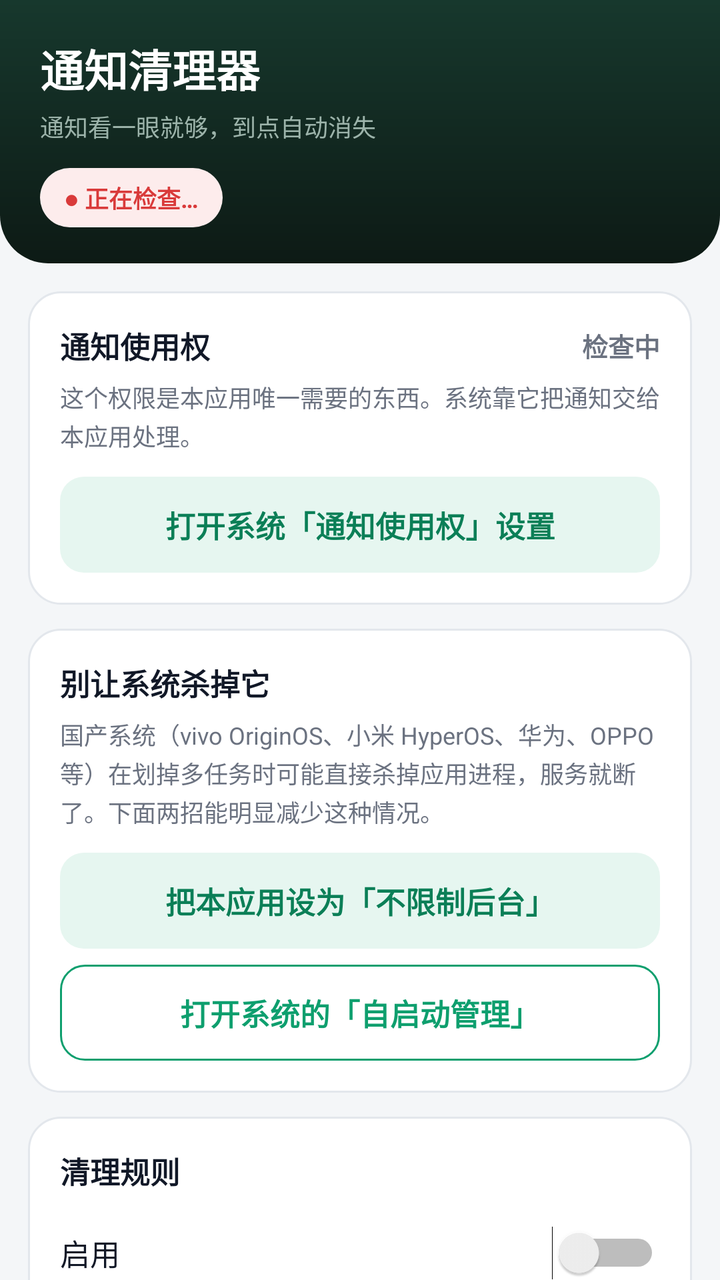
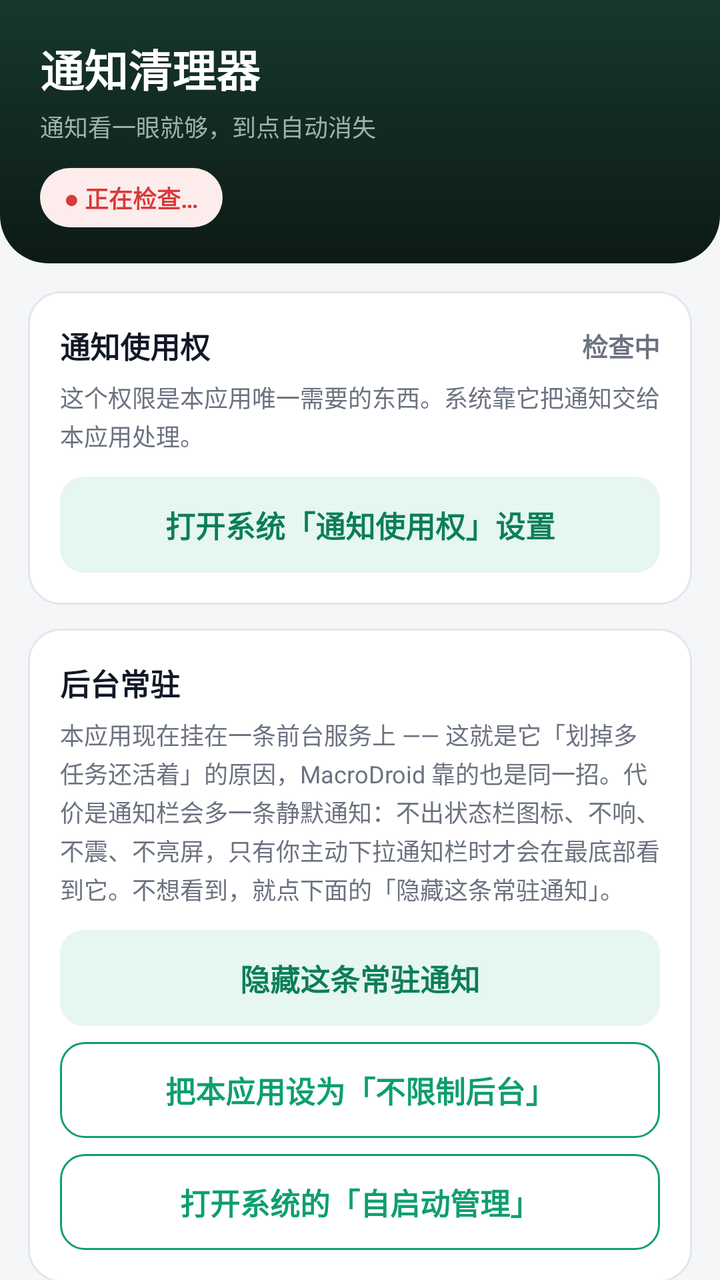

Two renders of the same Android screen: before a commit and after it. Below are the layout's source before the change and the commit's diff.
<!-- AndroidManifest.xml: application theme AppTheme -->
<!-- res/layout/activity_settings.xml -->
<?xml version="1.0" encoding="utf-8"?>
<LinearLayout xmlns:android="http://schemas.android.com/apk/res/android"
    android:layout_width="match_parent"
    android:layout_height="match_parent"
    android:background="@color/bg"
    android:orientation="vertical">

    
    <LinearLayout
        android:layout_width="match_parent"
        android:layout_height="wrap_content"
        android:background="@drawable/bg_header"
        android:orientation="vertical"
        android:paddingStart="20dp"
        android:paddingTop="18dp"
        android:paddingEnd="20dp"
        android:paddingBottom="18dp">

        <TextView
            android:layout_width="wrap_content"
            android:layout_height="wrap_content"
            android:text="@string/app_name"
            android:textColor="@color/white"
            android:textSize="22sp"
            android:textStyle="bold" />

        <TextView
            android:layout_width="wrap_content"
            android:layout_height="wrap_content"
            android:layout_marginTop="4dp"
            android:text="@string/app_subtitle"
            android:textColor="@color/header_sub"
            android:textSize="12sp" />

        <TextView
            android:id="@+id/headerChip"
            android:layout_width="wrap_content"
            android:layout_height="wrap_content"
            android:layout_marginTop="12dp"
            android:background="@drawable/bg_chip_bad"
            android:paddingStart="12dp"
            android:paddingTop="6dp"
            android:paddingEnd="12dp"
            android:paddingBottom="6dp"
            android:text="@string/chip_checking"
            android:textColor="@color/danger"
            android:textSize="12sp"
            android:textStyle="bold" />
    </LinearLayout>

    <ScrollView
        android:layout_width="match_parent"
        android:layout_height="0dp"
        android:layout_weight="1"
        android:clipToPadding="false"
        android:scrollbars="none">

        <LinearLayout
            android:layout_width="match_parent"
            android:layout_height="wrap_content"
            android:orientation="vertical"
            android:paddingStart="14dp"
            android:paddingTop="14dp"
            android:paddingEnd="14dp"
            android:paddingBottom="28dp">

            
            <LinearLayout
                android:layout_width="match_parent"
                android:layout_height="wrap_content"
                android:background="@drawable/bg_card"
                android:orientation="vertical"
                android:padding="16dp">

                <LinearLayout
                    android:layout_width="match_parent"
                    android:layout_height="wrap_content"
                    android:gravity="center_vertical"
                    android:orientation="horizontal">

                    <TextView
                        style="@style/CardTitle"
                        android:layout_width="0dp"
                        android:layout_weight="1"
                        android:text="@string/perm_title" />

                    <TextView
                        android:id="@+id/permState"
                        android:layout_width="wrap_content"
                        android:layout_height="wrap_content"
                        android:text="@string/perm_checking"
                        android:textColor="@color/text_sub"
                        android:textSize="13sp"
                        android:textStyle="bold" />
                </LinearLayout>

                <TextView
                    android:id="@+id/permHint"
                    style="@style/Label"
                    android:layout_marginTop="6dp"
                    android:text="@string/perm_hint_unknown" />

                <TextView
                    android:id="@+id/openAccess"
                    style="@style/BtnSoft"
                    android:layout_marginTop="12dp"
                    android:text="@string/open_access" />

                <TextView
                    android:id="@+id/reconnect"
                    style="@style/BtnGhost"
                    android:layout_marginTop="8dp"
                    android:text="@string/reconnect"
                    android:visibility="gone" />
            </LinearLayout>

            
            <LinearLayout
                android:layout_width="match_parent"
                android:layout_height="wrap_content"
                android:layout_marginTop="12dp"
                android:background="@drawable/bg_card"
                android:orientation="vertical"
                android:padding="16dp">

                <TextView
                    style="@style/CardTitle"
                    android:text="@string/keepalive_title" />

                <TextView
                    style="@style/Label"
                    android:layout_marginTop="6dp"
                    android:text="@string/keepalive_hint" />

                <TextView
                    android:id="@+id/batteryBtn"
                    style="@style/BtnSoft"
                    android:layout_marginTop="12dp"
                    android:text="@string/keepalive_battery" />

                <TextView
                    android:id="@+id/autostartBtn"
                    style="@style/BtnGhost"
                    android:layout_marginTop="8dp"
                    android:text="@string/keepalive_autostart" />

                <TextView
                    android:id="@+id/keepAliveHint"
                    style="@style/Label"
                    android:layout_marginTop="8dp"
                    android:visibility="gone" />
            </LinearLayout>

            
            <LinearLayout
                android:layout_width="match_parent"
                android:layout_height="wrap_content"
                android:layout_marginTop="12dp"
                android:background="@drawable/bg_card"
                android:orientation="vertical"
                android:padding="16dp">

                <TextView
                    style="@style/CardTitle"
                    android:text="@string/rule_title" />

                <Switch
                    android:id="@+id/enabled"
                    android:layout_width="match_parent"
                    android:layout_height="wrap_content"
                    android:layout_marginTop="6dp"
                    android:minHeight="48dp"
                    android:text="@string/enabled"
                    android:textColor="@color/text"
                    android:textSize="15sp" />

                <TextView
                    style="@style/Label"
                    android:layout_marginTop="10dp"
                    android:text="@string/packages_label" />

                <EditText
                    android:id="@+id/packages"
                    style="@style/Input"
                    android:layout_marginTop="6dp"
                    android:hint="@string/packages_hint"
                    android:inputType="text" />

                <TextView
                    style="@style/Label"
                    android:layout_marginTop="12dp"
                    android:text="@string/delay_label" />

                <EditText
                    android:id="@+id/delay"
                    style="@style/Input"
                    android:layout_marginTop="6dp"
                    android:hint="@string/delay_hint"
                    android:inputType="number" />

                <TextView
                    style="@style/Label"
                    android:layout_marginTop="12dp"
                    android:text="@string/title_label" />

                <EditText
                    android:id="@+id/titleKeyword"
                    style="@style/Input"
                    android:layout_marginTop="6dp"
                    android:hint="@string/title_hint"
                    android:inputType="text" />

                <TextView
                    style="@style/Label"
                    android:layout_marginTop="12dp"
                    android:text="@string/text_label" />

                <EditText
                    android:id="@+id/textKeyword"
                    style="@style/Input"
                    android:layout_marginTop="6dp"
                    android:hint="@string/text_hint"
                    android:inputType="text" />

                <TextView
                    style="@style/Label"
                    android:layout_marginTop="6dp"
                    android:text="@string/keyword_explain" />

                <TextView
                    android:id="@+id/save"
                    style="@style/BtnPrimary"
                    android:layout_marginTop="16dp"
                    android:text="@string/save" />
            </LinearLayout>

            
            <LinearLayout
                android:layout_width="match_parent"
                android:layout_height="wrap_content"
                android:layout_marginTop="12dp"
                android:background="@drawable/bg_card"
                android:orientation="vertical"
                android:padding="16dp">

                <TextView
                    style="@style/CardTitle"
                    android:text="@string/selftest_title" />

                <TextView
                    style="@style/Label"
                    android:layout_marginTop="6dp"
                    android:text="@string/selftest_hint" />

                <TextView
                    android:id="@+id/testBtn"
                    style="@style/BtnGhost"
                    android:layout_marginTop="12dp"
                    android:text="@string/selftest_btn" />

                <TextView
                    android:id="@+id/testResult"
                    android:layout_width="match_parent"
                    android:layout_height="wrap_content"
                    android:layout_marginTop="10dp"
                    android:text="@string/selftest_idle"
                    android:textColor="@color/text_sub"
                    android:textSize="13sp" />
            </LinearLayout>

            
            <LinearLayout
                android:layout_width="match_parent"
                android:layout_height="wrap_content"
                android:layout_marginTop="12dp"
                android:background="@drawable/bg_card"
                android:orientation="vertical"
                android:padding="16dp">

                <LinearLayout
                    android:layout_width="match_parent"
                    android:layout_height="wrap_content"
                    android:gravity="center_vertical"
                    android:orientation="horizontal">

                    <TextView
                        style="@style/CardTitle"
                        android:layout_width="0dp"
                        android:layout_weight="1"
                        android:text="@string/log_title" />

                    <TextView
                        android:id="@+id/viewLog"
                        android:layout_width="wrap_content"
                        android:layout_height="wrap_content"
                        android:background="@drawable/bg_button_soft"
                        android:clickable="true"
                        android:focusable="true"
                        android:paddingStart="12dp"
                        android:paddingTop="6dp"
                        android:paddingEnd="12dp"
                        android:paddingBottom="6dp"
                        android:text="@string/log_view_all"
                        android:textColor="@color/primary_dark"
                        android:textSize="12sp" />
                </LinearLayout>

                <TextView
                    android:id="@+id/logView"
                    android:layout_width="match_parent"
                    android:layout_height="wrap_content"
                    android:layout_marginTop="10dp"
                    android:background="@drawable/bg_log"
                    android:fontFamily="monospace"
                    android:lineSpacingExtra="4dp"
                    android:minHeight="90dp"
                    android:padding="12dp"
                    android:text="@string/log_empty"
                    android:textColor="@color/text"
                    android:textSize="12sp" />
            </LinearLayout>

            
            <LinearLayout
                android:layout_width="match_parent"
                android:layout_height="wrap_content"
                android:layout_marginTop="12dp"
                android:background="@drawable/bg_card"
                android:orientation="vertical"
                android:padding="16dp">

                <LinearLayout
                    android:layout_width="match_parent"
                    android:layout_height="wrap_content"
                    android:gravity="center_vertical"
                    android:orientation="horizontal">

                    <TextView
                        style="@style/CardTitle"
                        android:layout_width="0dp"
                        android:layout_weight="1"
                        android:text="@string/active_title" />

                    <TextView
                        android:id="@+id/activeCount"
                        android:layout_width="wrap_content"
                        android:layout_height="wrap_content"
                        android:layout_marginEnd="8dp"
                        android:text="—"
                        android:textColor="@color/text_sub"
                        android:textSize="13sp"
                        android:textStyle="bold" />

                    <TextView
                        android:id="@+id/refreshActive"
                        android:layout_width="wrap_content"
                        android:layout_height="wrap_content"
                        android:background="@drawable/bg_button_soft"
                        android:clickable="true"
                        android:focusable="true"
                        android:paddingStart="12dp"
                        android:paddingTop="6dp"
                        android:paddingEnd="12dp"
                        android:paddingBottom="6dp"
                        android:text="@string/active_refresh"
                        android:textColor="@color/primary_dark"
                        android:textSize="12sp" />
                </LinearLayout>

                <LinearLayout
                    android:id="@+id/activeList"
                    android:layout_width="match_parent"
                    android:layout_height="wrap_content"
                    android:layout_marginTop="4dp"
                    android:orientation="vertical" />

                <TextView
                    android:id="@+id/clearActive"
                    style="@style/BtnGhost"
                    android:layout_marginTop="10dp"
                    android:text="@string/active_clear" />
            </LinearLayout>

            <TextView
                style="@style/Label"
                android:layout_marginStart="4dp"
                android:layout_marginTop="16dp"
                android:layout_marginEnd="4dp"
                android:text="@string/tip" />

        </LinearLayout>
    </ScrollView>
</LinearLayout>
<!-- resources referenced by this layout -->
<resources>
  <color name="bg">#F4F6F8</color>
  <color name="danger">#D93A3A</color>
  <color name="header_sub">#9CB3AA</color>
  <color name="primary_dark">#0B7F57</color>
  <color name="text">#111827</color>
  <color name="text_sub">#6B7280</color>
  <color name="white">#FFFFFF</color>
  <!-- drawable bg_chip_bad (drawable) -->
  <?xml version="1.0" encoding="utf-8"?>
  <shape xmlns:android="http://schemas.android.com/apk/res/android"
      android:shape="rectangle">
      <solid android:color="@color/danger_light" />
      <corners android:radius="20dp" />
  </shape>
  <string name="active_clear">清掉当前所有通知（常驻的除外）</string>
  <string name="active_refresh">刷新</string>
  <string name="active_title">当前通知</string>
  <string name="app_name">通知清理器</string>
  <string name="app_subtitle">通知看一眼就够，到点自动消失</string>
  <string name="chip_checking">● 正在检查…</string>
  <string name="delay_hint">10000</string>
  <string name="delay_label">收到通知后等多少毫秒再清除</string>
  <string name="enabled">启用</string>
  <string name="keepalive_autostart">打开系统的「自启动管理」</string>
  <string name="keepalive_battery">把本应用设为「不限制后台」</string>
  <string name="keepalive_hint">国产系统（vivo OriginOS、小米 HyperOS、华为、OPPO 等）在划掉多任务时可能直接杀掉应用进程，服务就断了。下面两招能明显减少这种情况。</string>
  <string name="keepalive_title">别让系统杀掉它</string>
  <string name="keyword_explain">两个都填 = 必须同时满足；只填一个 = 只查那一个。多数应用的通知标题是应用名，内容在正文里，所以关键字一般填在正文框。</string>
  <string name="log_empty">还没有记录。\n授权之后，收到被监控应用的通知，这里就会一行一行记下来。</string>
  <string name="log_title">最近发生了什么</string>
  <string name="log_view_all">查看全部</string>
  <string name="open_access">打开系统「通知使用权」设置</string>
  <string name="packages_hint">com.ss.android.lark,com.larksuite.suite</string>
  <string name="packages_label">监控这些应用（包名，逗号分隔；留空 = 所有应用）</string>
  <string name="perm_checking">检查中</string>
  <string name="perm_hint_unknown">这个权限是本应用唯一需要的东西。系统靠它把通知交给本应用处理。</string>
  <string name="perm_title">通知使用权</string>
  <string name="reconnect">重新连接</string>
  <string name="rule_title">清理规则</string>
  <string name="save">保存</string>
  <string name="selftest_btn">发一条测试通知</string>
  <string name="selftest_hint">点一下，本应用自己发一条通知，然后看它会不会按上面的延迟时间自动消失。这是唯一能证明「整条链路通不通」的办法。</string>
  <string name="selftest_idle">还没测过</string>
  <string name="selftest_title">自检</string>
  <string name="text_hint">选填</string>
  <string name="text_label">正文必须包含（留空 = 不限制）</string>
  <string name="tip">说明：本应用不需要常驻通知，也不在后台占资源。\n它靠系统的「通知使用权」工作 —— 授权后由系统负责拉起，划掉多任务通常也不会失效。\n\n万一还是断了：每 5 分钟有一个看门狗会自动把它要回来，你也可以直接打开本应用，它会自动重连。</string>
  <string name="title_hint">选填</string>
  <string name="title_label">标题必须包含（留空 = 不限制）</string>
  <style name="BtnGhost" parent="BtnPrimary">
          <item name="android:background">@drawable/bg_button_ghost</item>
          <item name="android:textColor">@color/primary</item>
      </style>
  <style name="BtnSoft" parent="BtnPrimary">
          <item name="android:background">@drawable/bg_button_soft</item>
          <item name="android:textColor">@color/primary_dark</item>
      </style>
  <style name="CardTitle">
          <item name="android:layout_width">match_parent</item>
          <item name="android:layout_height">wrap_content</item>
          <item name="android:textColor">@color/text</item>
          <item name="android:textSize">15sp</item>
          <item name="android:textStyle">bold</item>
      </style>
  <color name="primary_light">#E6F6F0</color>
  <color name="card">#FFFFFF</color>
  <color name="border">#E3E7EC</color>
  <color name="danger_light">#FDECEC</color>
  <color name="header_top">#17382D</color>
  <color name="header_bottom">#0D1A15</color>
  <color name="log_bg">#F8FAFB</color>
  <color name="primary">#0E9F6E</color>
  <color name="row">#FAFBFC</color>
  <!-- unchanged entries left out for length: 11 -->
</resources>

<!-- the commit's change to res/layout/activity_settings.xml (unified diff, before → after) -->
@@ -133,9 +133,22 @@
                     android:text="@string/keepalive_hint" />
 
                 <TextView
+                    android:id="@+id/hideNotifBtn"
+                    style="@style/BtnSoft"
+                    android:layout_marginTop="12dp"
+                    android:text="@string/keepalive_hide_notif" />
+
+                <TextView
+                    android:id="@+id/hideNotifWarn"
+                    style="@style/Label"
+                    android:layout_marginTop="6dp"
+                    android:visibility="gone"
+                    android:text="@string/keepalive_hide_warn" />
+
+                <TextView
                     android:id="@+id/batteryBtn"
-                    style="@style/BtnSoft"
-                    android:layout_marginTop="12dp"
+                    style="@style/BtnGhost"
+                    android:layout_marginTop="8dp"
                     android:text="@string/keepalive_battery" />
 
                 <TextView
<!-- resource entries referenced after the edit -->
@@ -25,8 +25,10 @@
   <string name="enabled">启用</string>
   <string name="keepalive_autostart">打开系统的「自启动管理」</string>
   <string name="keepalive_battery">把本应用设为「不限制后台」</string>
-  <string name="keepalive_hint">国产系统（vivo OriginOS、小米 HyperOS、华为、OPPO 等）在划掉多任务时可能直接杀掉应用进程，服务就断了。下面两招能明显减少这种情况。</string>
-  <string name="keepalive_title">别让系统杀掉它</string>
+  <string name="keepalive_hide_notif">隐藏这条常驻通知</string>
+  <string name="keepalive_hide_warn">提醒：把渠道彻底关掉之后，个别系统可能因此更容易杀掉本应用。真遇到又开始失效，回这里重新打开就行。</string>
+  <string name="keepalive_hint">本应用现在挂在一条前台服务上 —— 这就是它「划掉多任务还活着」的原因，MacroDroid 靠的也是同一招。代价是通知栏会多一条静默通知：不出状态栏图标、不响、不震、不亮屏，只有你主动下拉通知栏时才会在最底部看到它。不想看到，就点下面的「隐藏这条常驻通知」。</string>
+  <string name="keepalive_title">后台常驻</string>
   <string name="keyword_explain">两个都填 = 必须同时满足；只填一个 = 只查那一个。多数应用的通知标题是应用名，内容在正文里，所以关键字一般填在正文框。</string>
   <string name="log_empty">还没有记录。\n授权之后，收到被监控应用的通知，这里就会一行一行记下来。</string>
   <string name="log_title">最近发生了什么</string>
